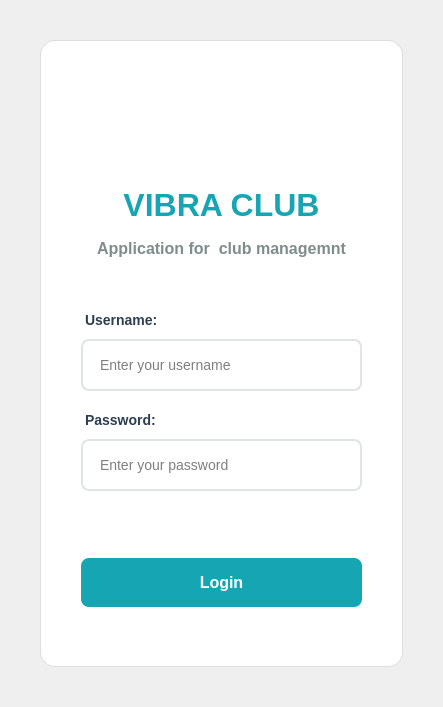
Above: login.ui from Esprit-UP-Algo/projetpcc-2a26-Smart-Summer-Club- before the change. Below: the same form after it.
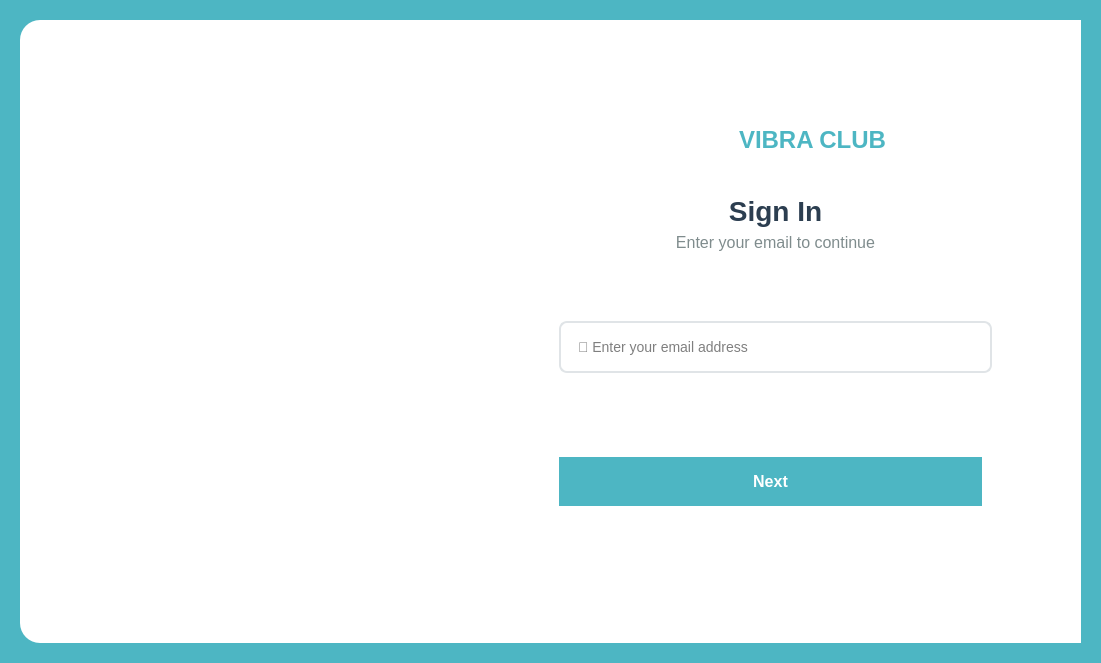
That is the form after the change. Icons and pictures are not drawn.

Diff of the .ui file:
```diff
--- a/login.ui
+++ b/login.ui
@@ -6,8 +6,8 @@
    <rect>
     <x>0</x>
     <y>0</y>
-    <width>443</width>
-    <height>707</height>
+    <width>1101</width>
+    <height>663</height>
    </rect>
   </property>
   <property name="windowTitle">
@@ -15,36 +15,63 @@
   </property>
   <property name="styleSheet">
    <string notr="true">QDialog {
+    background-color: #4DB6C3;
+    border-radius: 20px;
+}
+
+#mainFrame {
+    background-color: white;
+    border-radius: 20px;
+    border: none;
+}
+
+#leftFrame {
     background: qlineargradient(x1:0, y1:0, x2:1, y2:1,
-                               stop:0 #16a5b3, stop:1 #139aa6);
+                               stop:0 #4DB6C3, stop:1 #2E9CAA);
+    border-radius: 20px 0px 0px 20px;
 }
 
-#loginFrame {
+#rightFrame {
     background-color: white;
-    border-radius: 15px;
-    border: 1px solid rgba(0,0,0,0.1);
+    border-radius: 0px 20px 20px 0px;
+    padding: 40px;
 }
 
-#logoLabel {
-    font-size: 32px;
+#beachLabel {
+    background-color: transparent;
+    border: none;
+}
+
+#logoCircle {
+    background-color: transparent;
+    border-radius: 30px;
+    border: none;
+}
+
+#welcomeLabel {
+    font-size: 28px;
     font-weight: bold;
-    color: #16a5b3;
-    margin-bottom: 10px;
+    color: #2c3e50;
+    background-color: transparent;
+    border: none;
 }
 
-#subtitleLabel {
+#emailLabel {
     font-size: 16px;
     color: #7f8c8d;
+    background-color: transparent;
+    border: none;
+    margin-bottom: 20px;
+}
+
+#subtitleLabel {
+    font-size: 14px;
+    color: #4DB6C3;
+    background-color: transparent;
+    border: none;
     margin-bottom: 30px;
 }
 
-QLabel {
-    font-size: 14px;
-    font-weight: 600;
-    color: #2c3e50;
-    margin-bottom: 5px;
-}
-
 QLineEdit {
     padding: 15px;
     border: 2px solid #e0e4e7;
@@ -55,27 +82,47 @@
 }
 
 QLineEdit:focus {
-    border-color: #16a5b3;
+    border-color: #4DB6C3;
     outline: none;
 }
 
-#loginButton {
-    background-color: #16a5b3;
+#loginButton, #nextButton {
+    background-color: #4DB6C3;
     color: white;
     border: none;
-    padding: 15px;
-    border-radius: 8px;
+    padding: 15px 30px;
+    border-radius: 25px;
     font-size: 16px;
     font-weight: 600;
-    margin-top: 10px;
+    margin-right: 10px;
 }
 
-#loginButton:hover {
-    background-color: #139aa6;
+#loginButton:hover, #nextButton:hover {
+    background-color: #2E9CAA;
 }
 
-#loginButton:pressed {
-    background-color: #0f858f;
+#loginButton:pressed, #nextButton:pressed {
+    background-color: #1E7A85;
+}
+
+#backButton {
+    background-color: transparent;
+    color: #4DB6C3;
+    border: 2px solid #4DB6C3;
+    padding: 15px 30px;
+    border-radius: 25px;
+    font-size: 16px;
+    font-weight: 600;
+    margin-right: 10px;
+}
+
+#backButton:hover {
+    background-color: #4DB6C3;
+    color: white;
+}
+
+#backButton:pressed {
+    background-color: #2E9CAA;
 }
 
 #errorLabel {
@@ -83,13 +130,54 @@
     font-size: 13px;
     font-weight: normal;
     margin-top: 10px;
+    background-color: transparent;
+    border: none;
 }</string>
   </property>
   <layout class="QVBoxLayout" name="mainLayout">
    <property name="spacing">
+    <number>20</number>
+   </property>
+   <property name="leftMargin">
+    <number>20</number>
+   </property>
+   <property name="topMargin">
+    <number>20</number>
+   </property>
+   <property name="rightMargin">
+    <number>20</number>
+   </property>
+   <property name="bottomMargin">
+    <number>20</number>
+   </property>
+   <item>
+    <widget class="QFrame" name="mainFrame">
+     <layout class="QHBoxLayout" name="horizontalLayout">
+      <property name="spacing">
     <number>0</number>
    </property>
    <property name="leftMargin">
+       <number>0</number>
+      </property>
+      <property name="topMargin">
+       <number>0</number>
+      </property>
+      <property name="rightMargin">
+       <number>0</number>
+      </property>
+      <property name="bottomMargin">
+       <number>0</number>
+      </property>
+      <item>
+       <widget class="QFrame" name="leftFrame">
+        <property name="minimumSize">
+         <size>
+          <width>450</width>
+          <height>0</height>
+         </size>
+        </property>
+        <layout class="QVBoxLayout" name="leftLayout">
+         <property name="leftMargin">
     <number>40</number>
    </property>
    <property name="topMargin">
@@ -102,8 +190,65 @@
     <number>40</number>
    </property>
    <item>
-    <widget class="QFrame" name="loginFrame">
-     <layout class="QVBoxLayout" name="loginLayout">
+          <spacer name="leftTopSpacer">
+           <property name="orientation">
+            <enum>Qt::Orientation::Vertical</enum>
+           </property>
+           <property name="sizeHint" stdset="0">
+            <size>
+             <width>20</width>
+             <height>100</height>
+            </size>
+           </property>
+          </spacer>
+         </item>
+         <item>
+          <widget class="QLabel" name="beachLabel">
+           <property name="minimumSize">
+            <size>
+             <width>300</width>
+             <height>300</height>
+            </size>
+           </property>
+           <property name="text">
+            <string/>
+           </property>
+           <property name="pixmap">
+            <pixmap resource="resources.qrc">:/icons/assests/VibraClubBanner.png</pixmap>
+           </property>
+           <property name="scaledContents">
+            <bool>true</bool>
+           </property>
+           <property name="alignment">
+            <set>Qt::AlignmentFlag::AlignCenter</set>
+           </property>
+          </widget>
+         </item>
+         <item>
+          <spacer name="leftBottomSpacer">
+           <property name="orientation">
+            <enum>Qt::Orientation::Vertical</enum>
+           </property>
+           <property name="sizeHint" stdset="0">
+            <size>
+             <width>20</width>
+             <height>100</height>
+            </size>
+           </property>
+          </spacer>
+         </item>
+        </layout>
+       </widget>
+      </item>
+      <item>
+       <widget class="QFrame" name="rightFrame">
+        <property name="minimumSize">
+         <size>
+          <width>450</width>
+          <height>0</height>
+         </size>
+        </property>
+        <layout class="QVBoxLayout" name="rightLayout">
       <property name="leftMargin">
        <number>40</number>
       </property>
@@ -117,29 +262,204 @@
        <number>40</number>
       </property>
       <item>
-       <widget class="QLabel" name="logo">
+          <widget class="QFrame" name="logoFrame">
         <property name="minimumSize">
          <size>
           <width>0</width>
-          <height>100</height>
-         </size>
-        </property>
-        <property name="styleSheet">
-         <string notr="true">padding-left :90;</string>
+             <height>80</height>
+            </size>
+           </property>
+           <layout class="QHBoxLayout" name="logoLayout">
+            <item>
+             <spacer name="logoLeftSpacer">
+              <property name="orientation">
+               <enum>Qt::Orientation::Horizontal</enum>
+              </property>
+              <property name="sizeHint" stdset="0">
+               <size>
+                <width>40</width>
+                <height>20</height>
+               </size>
+              </property>
+             </spacer>
+            </item>
+            <item>
+             <widget class="QLabel" name="logoCircle">
+              <property name="minimumSize">
+               <size>
+                <width>60</width>
+                <height>60</height>
+               </size>
+              </property>
+              <property name="maximumSize">
+               <size>
+                <width>60</width>
+                <height>60</height>
+               </size>
         </property>
         <property name="text">
          <string/>
         </property>
-        <property name="margin">
-         <number>0</number>
+              <property name="pixmap">
+               <pixmap resource="resources.qrc">:/icons/assests/VibraClubLogo.png</pixmap>
+              </property>
+              <property name="scaledContents">
+               <bool>true</bool>
+              </property>
+              <property name="alignment">
+               <set>Qt::AlignmentFlag::AlignCenter</set>
         </property>
        </widget>
       </item>
       <item>
        <widget class="QLabel" name="logoLabel">
+              <property name="styleSheet">
+               <string>font-size: 24px; font-weight: bold; color: #4DB6C3; margin-left: 10px;</string>
+              </property>
         <property name="text">
          <string>VIBRA CLUB</string>
         </property>
+             </widget>
+            </item>
+            <item>
+             <spacer name="logoRightSpacer">
+              <property name="orientation">
+               <enum>Qt::Orientation::Horizontal</enum>
+              </property>
+              <property name="sizeHint" stdset="0">
+               <size>
+                <width>40</width>
+                <height>20</height>
+               </size>
+              </property>
+             </spacer>
+            </item>
+           </layout>
+          </widget>
+         </item>
+         <!-- Step 1: Email Input -->
+         <item>
+          <widget class="QStackedWidget" name="loginStackedWidget">
+           <property name="currentIndex">
+            <number>0</number>
+           </property>
+           <widget class="QWidget" name="emailPage">
+            <layout class="QVBoxLayout" name="emailPageLayout">
+             <item>
+              <widget class="QLabel" name="loginTitleLabel">
+               <property name="text">
+                <string>Sign In</string>
+               </property>
+               <property name="alignment">
+                <set>Qt::AlignmentFlag::AlignCenter</set>
+               </property>
+               <property name="styleSheet">
+                <string>font-size: 28px; font-weight: bold; color: #2c3e50;</string>
+               </property>
+              </widget>
+             </item>
+             <item>
+              <widget class="QLabel" name="emailInstructionLabel">
+               <property name="text">
+                <string>Enter your email to continue</string>
+               </property>
+               <property name="alignment">
+                <set>Qt::AlignmentFlag::AlignCenter</set>
+               </property>
+               <property name="styleSheet">
+                <string>font-size: 16px; color: #7f8c8d; margin-bottom: 20px;</string>
+               </property>
+              </widget>
+             </item>
+             <item>
+              <spacer name="emailTopSpacer">
+               <property name="orientation">
+                <enum>Qt::Orientation::Vertical</enum>
+               </property>
+               <property name="sizeHint" stdset="0">
+                <size>
+                 <width>20</width>
+                 <height>30</height>
+                </size>
+               </property>
+              </spacer>
+             </item>
+             <item>
+              <widget class="QLineEdit" name="emailLineEdit">
+               <property name="placeholderText">
+                <string>📧 Enter your email address</string>
+               </property>
+              </widget>
+             </item>
+             <item>
+              <widget class="QLabel" name="emailErrorLabel">
+               <property name="text">
+                <string/>
+               </property>
+               <property name="alignment">
+                <set>Qt::AlignmentFlag::AlignCenter</set>
+               </property>
+               <property name="styleSheet">
+                <string>color: #e74c3c; font-size: 13px;</string>
+               </property>
+              </widget>
+             </item>
+             <item>
+              <spacer name="emailMiddleSpacer">
+               <property name="orientation">
+                <enum>Qt::Orientation::Vertical</enum>
+               </property>
+               <property name="sizeHint" stdset="0">
+                <size>
+                 <width>20</width>
+                 <height>20</height>
+                </size>
+               </property>
+              </spacer>
+             </item>
+             <item>
+              <widget class="QPushButton" name="nextButton">
+               <property name="text">
+                <string>Next</string>
+               </property>
+               <property name="icon">
+                <iconset resource="resources.qrc">
+                 <normaloff>:/icons/icons/next.png</normaloff>:/icons/icons/next.png</iconset>
+               </property>
+              </widget>
+             </item>
+             <item>
+              <spacer name="emailBottomSpacer">
+               <property name="orientation">
+                <enum>Qt::Orientation::Vertical</enum>
+               </property>
+               <property name="sizeHint" stdset="0">
+                <size>
+                 <width>20</width>
+                 <height>40</height>
+                </size>
+               </property>
+              </spacer>
+             </item>
+            </layout>
+           </widget>
+           <widget class="QWidget" name="passwordPage">
+            <layout class="QVBoxLayout" name="passwordPageLayout">
+             <item>
+              <widget class="QLabel" name="welcomeLabel">
+               <property name="text">
+                <string>Welcome Back</string>
+               </property>
+               <property name="alignment">
+                <set>Qt::AlignmentFlag::AlignCenter</set>
+               </property>
+              </widget>
+             </item>
+             <item>
+              <widget class="QLabel" name="emailLabel">
+               <property name="text">
+                <string>user@example.com</string>
+               </property>
         <property name="alignment">
          <set>Qt::AlignmentFlag::AlignCenter</set>
         </property>
@@ -148,7 +468,7 @@
       <item>
        <widget class="QLabel" name="subtitleLabel">
         <property name="text">
-         <string>Application for  club managemnt</string>
+                <string>Application for club management</string>
         </property>
         <property name="alignment">
          <set>Qt::AlignmentFlag::AlignCenter</set>
@@ -156,68 +476,97 @@
        </widget>
       </item>
       <item>
-       <spacer name="topSpacer">
+              <spacer name="passwordTopSpacer">
         <property name="orientation">
          <enum>Qt::Orientation::Vertical</enum>
         </property>
         <property name="sizeHint" stdset="0">
          <size>
           <width>20</width>
-          <height>20</height>
+                 <height>30</height>
          </size>
         </property>
        </spacer>
       </item>
-      <item>
-       <widget class="QLabel" name="usernameLabel">
-        <property name="text">
-         <string>Username:</string>
-        </property>
-       </widget>
-      </item>
-      <item>
-       <widget class="QLineEdit" name="usernameLineEdit">
-        <property name="placeholderText">
-         <string>Enter your username</string>
-        </property>
-       </widget>
-      </item>
-      <item>
-       <widget class="QLabel" name="passwordLabel">
-        <property name="text">
-         <string>Password:</string>
-        </property>
-       </widget>
-      </item>
       <item>
        <widget class="QLineEdit" name="passwordLineEdit">
         <property name="echoMode">
          <enum>QLineEdit::EchoMode::Password</enum>
         </property>
         <property name="placeholderText">
-         <string>Enter your password</string>
+                <string>🔒 Enter your password</string>
         </property>
        </widget>
       </item>
       <item>
-       <widget class="QLabel" name="errorLabel">
+              <widget class="QLabel" name="passwordErrorLabel">
         <property name="text">
          <string/>
         </property>
         <property name="alignment">
          <set>Qt::AlignmentFlag::AlignCenter</set>
+               </property>
+               <property name="styleSheet">
+                <string>color: #e74c3c; font-size: 13px;</string>
+               </property>
+              </widget>
+             </item>
+             <item>
+              <spacer name="passwordMiddleSpacer">
+               <property name="orientation">
+                <enum>Qt::Orientation::Vertical</enum>
+               </property>
+               <property name="sizeHint" stdset="0">
+                <size>
+                 <width>20</width>
+                 <height>20</height>
+                </size>
+               </property>
+              </spacer>
+             </item>
+             <item>
+              <widget class="QFrame" name="passwordButtonFrame">
+               <layout class="QHBoxLayout" name="passwordButtonLayout">
+                <item>
+                 <widget class="QPushButton" name="backButton">
+                  <property name="text">
+                   <string>Back</string>
+                  </property>
+                  <property name="icon">
+                   <iconset resource="resources.qrc">
+                    <normaloff>:/icons/icons/back.png</normaloff>:/icons/icons/back.png</iconset>
         </property>
        </widget>
       </item>
       <item>
        <widget class="QPushButton" name="loginButton">
         <property name="text">
-         <string>Login</string>
+                   <string>Log In</string>
         </property>
         <property name="icon">
          <iconset resource="resources.qrc">
-          <normaloff>:/icons/icons/add.png</normaloff>:/icons/icons/add.png</iconset>
-        </property>
+                    <normaloff>:/icons/icons/login.png</normaloff>:/icons/icons/login.png</iconset>
+                  </property>
+                 </widget>
+                </item>
+               </layout>
+              </widget>
+             </item>
+             <item>
+              <spacer name="passwordBottomSpacer">
+               <property name="orientation">
+                <enum>Qt::Orientation::Vertical</enum>
+               </property>
+               <property name="sizeHint" stdset="0">
+                <size>
+                 <width>20</width>
+                 <height>40</height>
+                </size>
+               </property>
+              </spacer>
+             </item>
+            </layout>
+           </widget>
        </widget>
       </item>
       <item>
@@ -228,10 +577,13 @@
         <property name="sizeHint" stdset="0">
          <size>
           <width>20</width>
-          <height>20</height>
+             <height>40</height>
          </size>
         </property>
        </spacer>
+         </item>
+        </layout>
+       </widget>
       </item>
      </layout>
     </widget>
```
Lines whose indentation alone changed are shown as unchanged.
